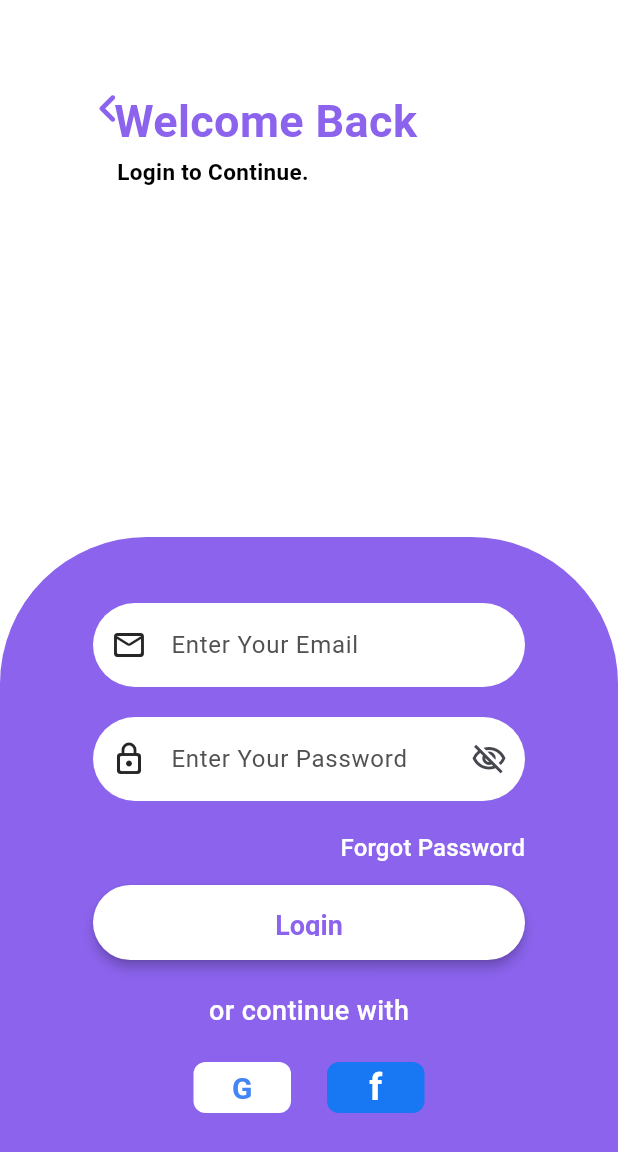
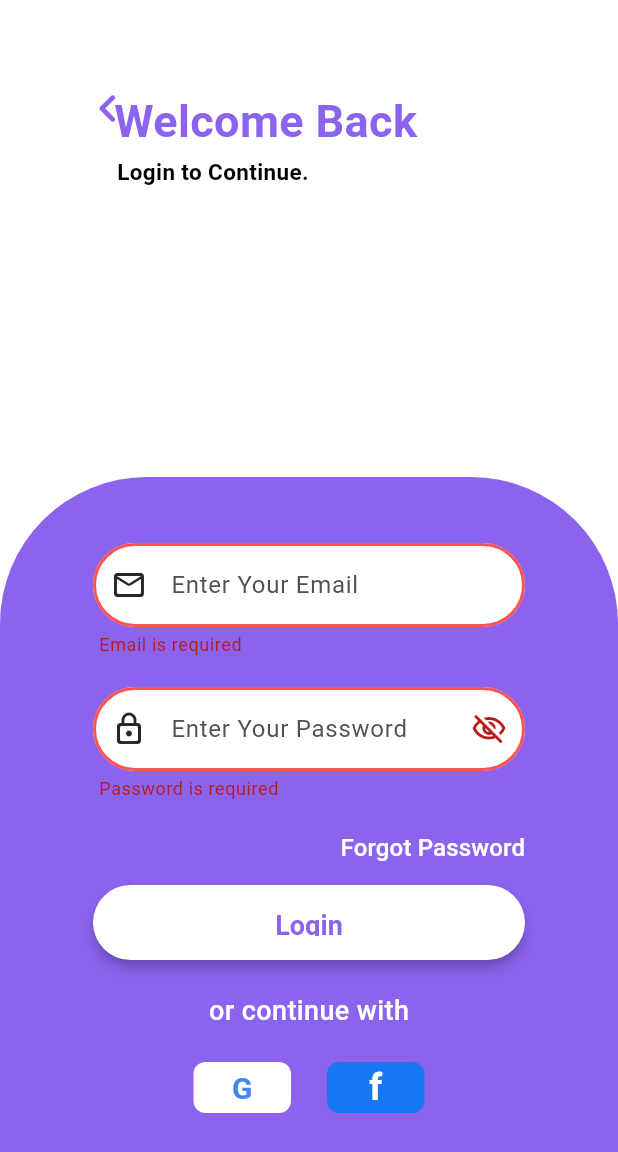
Before and after one commit to etodavid70/fuelmetrics_app, a Flutter app: the LoginScreen screen opened directly, after a tap on "Forgot Password", on a phone screen of 412 x 824 dp. Shown: the top 1152 px of the screen. Run offline on Flutter 3.47's test engine with Material 3 defaults, Android fonts, the phone set to English and light mode, and no system bars; our stand-ins replace shared_preferences; accounts and stored records are empty.

Commit message:
fixed login navigation

```diff
--- a/lib/main.dart
+++ b/lib/main.dart
@@ -1,4 +1,5 @@
 import 'package:flutter/material.dart';
+import 'package:fuelmetrics/screens/auth/login.dart';
 import 'package:provider/provider.dart';
 
 import 'screens/dashboard/home_screen.dart';
@@ -20,7 +21,7 @@ class MyApp extends StatelessWidget {
         title: 'Fuelmetrics',
         debugShowCheckedModeBanner: false,
         theme: AppTheme.light(),
-        home: const HomeScreen(),
+        home: const LoginScreen(),
       ),
     );
   }
--- a/lib/screens/auth/login.dart
+++ b/lib/screens/auth/login.dart
@@ -1,4 +1,7 @@
 import 'package:flutter/material.dart';
+import 'package:fuelmetrics/screens/dashboard/home_screen.dart';
+import 'package:fuelmetrics/widgets/login_field.dart';
+import 'package:fuelmetrics/widgets/social_button.dart';
 
 
 class LoginScreen extends StatefulWidget {
@@ -25,12 +28,19 @@ class _LoginScreenState extends State<LoginScreen> {
   }
 
 
+ void _login(){
+    if (!_formKey.currentState!.validate()) return;
+
+     Navigator.pushAndRemoveUntil(
+          context,
+          MaterialPageRoute(builder: (_) => const HomeScreen()),
+          (route) => false,
+        );
+
+ }
 
   @override
   Widget build(BuildContext context) {
-    // React to auth state changes: navigate on success, show a snackbar on error.
-
-
     return Scaffold(
       backgroundColor: Colors.white,
       body: SafeArea(
@@ -96,7 +106,7 @@ class _LoginScreenState extends State<LoginScreen> {
                           key: _formKey,
                           child: Column(
                             children: [
-                              _LoginField(
+                              LoginField(
                                 controller: _emailController,
                                 hintText: 'Enter Your Email',
                                 keyboardType: TextInputType.emailAddress,
@@ -112,7 +122,7 @@ class _LoginScreenState extends State<LoginScreen> {
                                 },
                               ),
                               const SizedBox(height: 20),
-                              _LoginField(
+                              LoginField(
                                 controller: _passwordController,
                                 hintText: 'Enter Your Password',
                                 obscureText: _obscurePassword,
@@ -140,7 +150,7 @@ class _LoginScreenState extends State<LoginScreen> {
                               Align(
                                 alignment: Alignment.centerRight,
                                 child: TextButton(
-                                  onPressed: () {},
+                                  onPressed: _login,
                                   style: TextButton.styleFrom(
                                     foregroundColor: Colors.white,
                                     padding: const EdgeInsets.only(top: 14),
@@ -194,13 +204,13 @@ class _LoginScreenState extends State<LoginScreen> {
                               Row(
                                 mainAxisAlignment: MainAxisAlignment.center,
                                 children: [
-                                  _SocialButton(
+                                  SocialButton(
                                     label: 'G',
                                     backgroundColor: Colors.white,
                                     foregroundColor: const Color(0xFF4285F4),
                                   ),
                                   const SizedBox(width: 24),
-                                  _SocialButton(
+                                  SocialButton(
                                     label: 'f',
                                     backgroundColor: const Color(0xFF1877F2),
                                     foregroundColor: Colors.white,
@@ -225,96 +235,3 @@ class _LoginScreenState extends State<LoginScreen> {
     );
   }
 }
-
-class _LoginField extends StatelessWidget {
-  const _LoginField({
-    required this.controller,
-    required this.hintText,
-    required this.prefixIcon,
-    required this.validator,
-    this.keyboardType = TextInputType.text,
-    this.obscureText = false,
-    this.suffixIcon,
-  });
-
-  final TextEditingController controller;
-  final String hintText;
-  final IconData prefixIcon;
-  final String? Function(String?) validator;
-  final TextInputType keyboardType;
-  final bool obscureText;
-  final Widget? suffixIcon;
-
-  @override
-  Widget build(BuildContext context) {
-    return TextFormField(
-      controller: controller,
-      keyboardType: keyboardType,
-      obscureText: obscureText,
-      validator: validator,
-      style: const TextStyle(color: Color(0xFF3F3F3F)),
-      decoration: InputDecoration(
-        hintText: hintText,
-        hintStyle: const TextStyle(color: Color(0xFF515151)),
-        prefixIcon: Icon(prefixIcon, color: const Color(0xFF262626)),
-        suffixIcon: suffixIcon,
-        filled: true,
-        fillColor: Colors.white,
-        contentPadding: const EdgeInsets.symmetric(vertical: 16),
-        border: const OutlineInputBorder(
-          borderRadius: BorderRadius.all(Radius.circular(30)),
-          borderSide: BorderSide.none,
-        ),
-        enabledBorder: const OutlineInputBorder(
-          borderRadius: BorderRadius.all(Radius.circular(30)),
-          borderSide: BorderSide.none,
-        ),
-        focusedBorder: const OutlineInputBorder(
-          borderRadius: BorderRadius.all(Radius.circular(30)),
-          borderSide: BorderSide(color: Colors.white, width: 2),
-        ),
-        errorBorder: const OutlineInputBorder(
-          borderRadius: BorderRadius.all(Radius.circular(30)),
-          borderSide: BorderSide(color: Colors.redAccent, width: 2),
-        ),
-      ),
-    );
-  }
-}
-
-class _SocialButton extends StatelessWidget {
-  const _SocialButton({
-    required this.label,
-    required this.backgroundColor,
-    required this.foregroundColor,
-  });
-
-  final String label;
-  final Color backgroundColor;
-  final Color foregroundColor;
-
-  @override
-  Widget build(BuildContext context) {
-    return SizedBox(
-      width: 65,
-      height: 34,
-      child: ElevatedButton(
-        onPressed: () {},
-        style: ElevatedButton.styleFrom(
-          backgroundColor: backgroundColor,
-          foregroundColor: foregroundColor,
-          elevation: 0,
-          padding: EdgeInsets.zero,
-          shape: RoundedRectangleBorder(borderRadius: BorderRadius.circular(8)),
-        ),
-        child: Text(
-          label,
-          style: TextStyle(
-            fontSize: label == 'f' ? 24 : 20,
-            fontWeight: FontWeight.w700,
-          ),
-        ),
-      ),
-    );
-  }
-}
--- /dev/null
+++ b/lib/widgets/login_field.dart
@@ -0,0 +1,57 @@
+import 'package:flutter/material.dart';
+
+class LoginField extends StatelessWidget {
+  const LoginField({
+    required this.controller,
+    required this.hintText,
+    required this.prefixIcon,
+    required this.validator,
+    this.keyboardType = TextInputType.text,
+    this.obscureText = false,
+    this.suffixIcon,
+  });
+
+  final TextEditingController controller;
+  final String hintText;
+  final IconData prefixIcon;
+  final String? Function(String?) validator;
+  final TextInputType keyboardType;
+  final bool obscureText;
+  final Widget? suffixIcon;
+
+  @override
+  Widget build(BuildContext context) {
+    return TextFormField(
+      controller: controller,
+      keyboardType: keyboardType,
+      obscureText: obscureText,
+      validator: validator,
+      style: const TextStyle(color: Color(0xFF3F3F3F)),
+      decoration: InputDecoration(
+        hintText: hintText,
+        hintStyle: const TextStyle(color: Color(0xFF515151)),
+        prefixIcon: Icon(prefixIcon, color: const Color(0xFF262626)),
+        suffixIcon: suffixIcon,
+        filled: true,
+        fillColor: Colors.white,
+        contentPadding: const EdgeInsets.symmetric(vertical: 16),
+        border: const OutlineInputBorder(
+          borderRadius: BorderRadius.all(Radius.circular(30)),
+          borderSide: BorderSide.none,
+        ),
+        enabledBorder: const OutlineInputBorder(
+          borderRadius: BorderRadius.all(Radius.circular(30)),
+          borderSide: BorderSide.none,
+        ),
+        focusedBorder: const OutlineInputBorder(
+          borderRadius: BorderRadius.all(Radius.circular(30)),
+          borderSide: BorderSide(color: Colors.white, width: 2),
+        ),
+        errorBorder: const OutlineInputBorder(
+          borderRadius: BorderRadius.all(Radius.circular(30)),
+          borderSide: BorderSide(color: Colors.redAccent, width: 2),
+        ),
+      ),
+    );
+  }
+}
--- /dev/null
+++ b/lib/widgets/social_button.dart
@@ -0,0 +1,38 @@
+import 'package:flutter/material.dart';
+
+class SocialButton extends StatelessWidget {
+  const SocialButton({
+    required this.label,
+    required this.backgroundColor,
+    required this.foregroundColor,
+  });
+
+  final String label;
+  final Color backgroundColor;
+  final Color foregroundColor;
+
+  @override
+  Widget build(BuildContext context) {
+    return SizedBox(
+      width: 65,
+      height: 34,
+      child: ElevatedButton(
+        onPressed: () {},
+        style: ElevatedButton.styleFrom(
+          backgroundColor: backgroundColor,
+          foregroundColor: foregroundColor,
+          elevation: 0,
+          padding: EdgeInsets.zero,
+          shape: RoundedRectangleBorder(borderRadius: BorderRadius.circular(8)),
+        ),
+        child: Text(
+          label,
+          style: TextStyle(
+            fontSize: label == 'f' ? 24 : 20,
+            fontWeight: FontWeight.w700,
+          ),
+        ),
+      ),
+    );
+  }
+}
```
